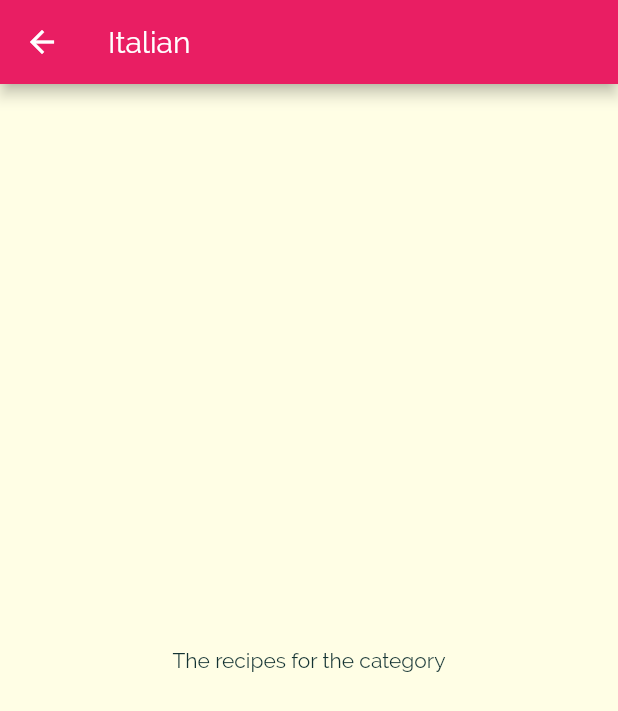
After one commit to Cristhho/deli-meals, a Flutter app: the screen it shows after launch, after a tap on "Italian", on a phone screen of 412 x 824 dp. The commit adds this screen. Shown: the top 711 px of the screen. Run offline on Flutter 3.47's test engine with Material 2 defaults, Android fonts, the phone set to English and light mode, and no system bars.

Commit message:
Recipes screen

```diff
--- a/lib/categories_screen.dart
+++ b/lib/categories_screen.dart
@@ -19,6 +19,7 @@ class CategoriesScreen extends StatelessWidget {
           mainAxisSpacing: 20
         ),
         children: DUMMY_CATEGORIES.map((category) => CategoryItem(
+          category.id,
           category.title,
           category.color
         )).toList(),
--- a/lib/category_item.dart
+++ b/lib/category_item.dart
@@ -1,14 +1,27 @@
 import 'package:flutter/material.dart';
 
+import './category_meals_screen.dart';
+
 class CategoryItem extends StatelessWidget {
+  final String id;
   final String title;
   final Color color;
 
-  CategoryItem(this.title, this.color);
+  CategoryItem(this.id, this.title, this.color);
+
+  void selectCategory(BuildContext ctx) {
+    Navigator.of(ctx).push(MaterialPageRoute(builder: (_) {
+      return CategoryMealsScreen(id, title);
+    }));
+  }
 
   @override
   Widget build(BuildContext context) {
-    return Container(
+    return InkWell(
+      onTap: () => selectCategory(context),
+      splashColor: Theme.of(context).primaryColor,
+      borderRadius: BorderRadius.circular(15.0),
+      child: Container(
         padding: const EdgeInsets.all(15.0),
         child: Text(
           title,
@@ -22,6 +35,7 @@ class CategoryItem extends StatelessWidget {
           ),
           borderRadius: BorderRadius.circular(15.0)
         ),
+      ),
     );
   }
 }
--- /dev/null
+++ b/lib/category_meals_screen.dart
@@ -0,0 +1,18 @@
+import 'package:flutter/material.dart';
+
+class CategoryMealsScreen extends StatelessWidget {
+  final String categoryId;
+  final String categoryTitle;
+
+  CategoryMealsScreen(this.categoryId, this.categoryTitle);
+
+  @override
+  Widget build(BuildContext context) {
+    return Scaffold(
+      appBar: AppBar(
+        title: Text(categoryTitle),
+      ),
+      body: Center(child: Text("The recipes for the category"))
+    );
+  }
+}
```
Lines whose indentation alone changed are shown as unchanged.
